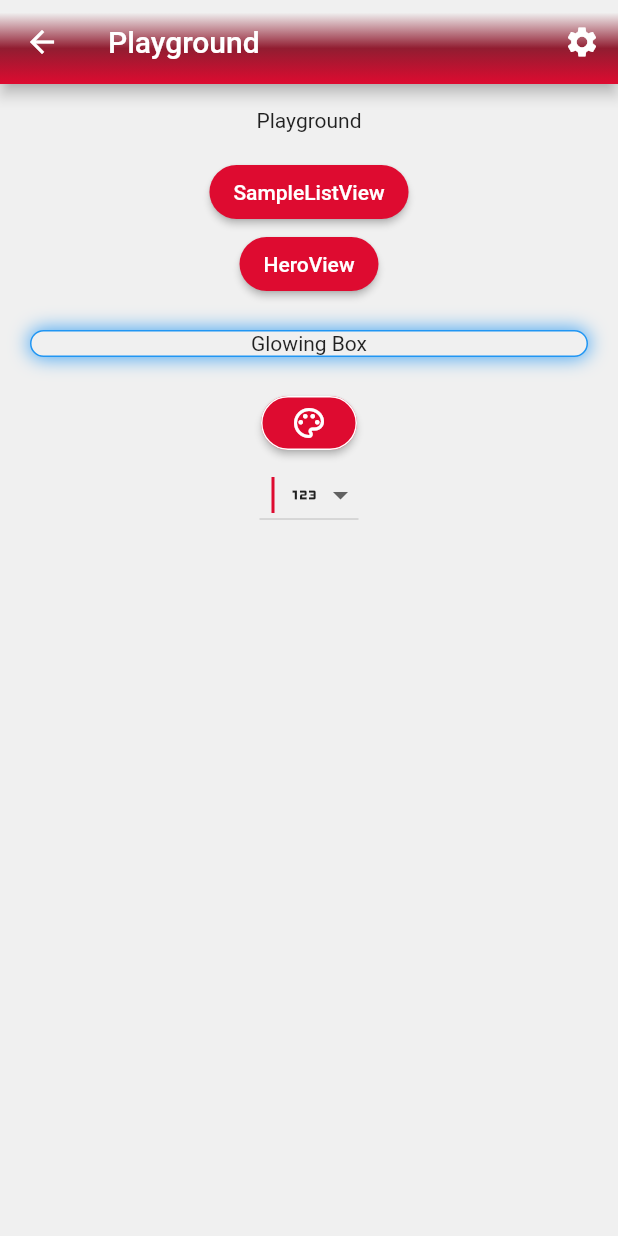
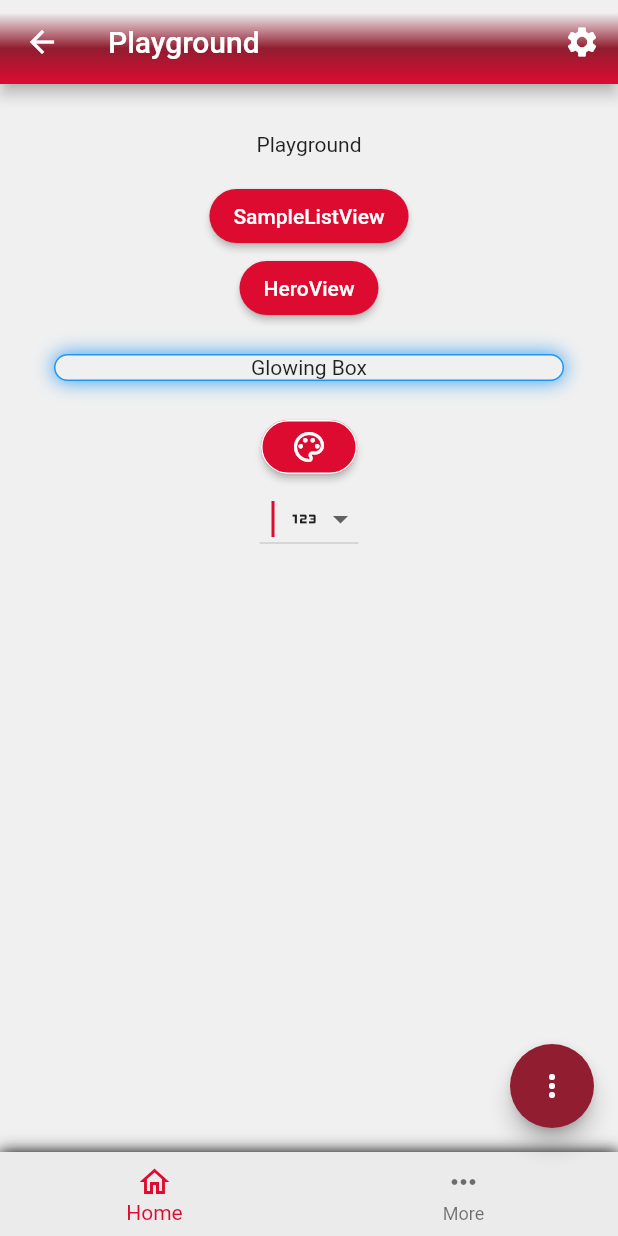
Before and after one commit to exploratia/xtracker, a Flutter app: the screen it shows after launch, after a tap on "Playground", on a phone screen of 412 x 824 dp. Run offline on Flutter 3.47's test engine with Material 3 defaults, Android fonts, the phone set to English and light mode, and no system bars; our stand-ins replace flutter_colorpicker, flutter_secure_storage, logger, package_info_plus, share_plus; missing offline and left inert: flutter_archive; accounts and stored records are empty; generated files the repository leaves out were written again.

Commit message:
add floating action button example to playground screen

```diff
--- a/lib/src/screens/playground_screen.dart
+++ b/lib/src/screens/playground_screen.dart
@@ -1,10 +1,16 @@
 import 'package:flutter/material.dart';
 
 import '../model/navigation/navigation_item.dart';
+import '../util/dialogs.dart';
+import '../util/navigation/hide_bottom_navigation_bar.dart';
 import '../widgets/card/glowing_border_container.dart';
+import '../widgets/fab/fab_action_button_data.dart';
+import '../widgets/fab/fab_builder.dart';
 import '../widgets/layout/gradient_app_bar.dart';
+import '../widgets/layout/single_child_scroll_view_with_scrollbar.dart';
 import '../widgets/playground/hero/hero_view.dart';
 import '../widgets/playground/sample_feature/sample_item_list_view.dart';
+import '../widgets/responsive/screen_builder.dart';
 import '../widgets/select/color_picker.dart';
 import '../widgets/select/icon_picker.dart';
 import 'administration/settings_screen.dart';
@@ -21,10 +27,12 @@ class PlaygroundScreen extends StatelessWidget {
   @override
   Widget build(BuildContext context) {
     final themeData = Theme.of(context);
-    return Scaffold(
-      appBar: GradientAppBar.build(
+    return ScreenBuilder.withStandardNavBuilders(
+      navItem: navItem,
+      appBarBuilder: (context) => GradientAppBar.build(
         context,
         title: const Text("Playground"),
+        addLeadingBackBtn: true,
         actions: [
           IconButton(
             icon: const Icon(Icons.settings),
@@ -38,9 +46,12 @@ class PlaygroundScreen extends StatelessWidget {
           ),
         ],
       ),
-      body: Column(
+      bodyBuilder: (context) => SingleChildScrollViewWithScrollbar(
+        scrollPositionHandler: HideBottomNavigationBar.setScrollPosition,
+        child: Column(
           children: [
-          Padding(padding: const EdgeInsets.all(16), child: Text("Playground")),
+            Padding(
+                padding: const EdgeInsets.all(16), child: Text("Playground")),
             ElevatedButton(
               onPressed: () {
                 Navigator.restorablePushNamed(
@@ -72,6 +83,21 @@ class PlaygroundScreen extends StatelessWidget {
             ),
           ],
         ),
+      ),
+      floatingActionButtonBuilder: (context) {
+        var fabActions = [
+          FabActionButtonData(
+            Icons.add_box,
+            () => Dialogs.showSnackBar("Pressed FAB 1", context),
+          ),
+          FabActionButtonData(
+            Icons.add_alarm,
+            () => Dialogs.showSnackBar("Pressed FAB 2", context),
+          ),
+        ];
+
+        return FABBuilder.build(context, fabActions);
+      },
     );
   }
 }
--- /dev/null
+++ b/lib/src/widgets/fab/btn/fab_action_button.dart
@@ -0,0 +1,29 @@
+import 'package:flutter/material.dart';
+
+@immutable
+class FabActionButton extends StatelessWidget {
+  const FabActionButton({
+    super.key,
+    this.onPressed,
+    required this.icon,
+  });
+
+  final VoidCallback? onPressed;
+  final Widget icon;
+
+  @override
+  Widget build(BuildContext context) {
+    final theme = Theme.of(context);
+    return Material(
+      shape: const CircleBorder(),
+      clipBehavior: Clip.antiAlias,
+      color: theme.colorScheme.secondary,
+      elevation: 4.0,
+      child: IconButton(
+        onPressed: onPressed,
+        icon: icon,
+        color: theme.colorScheme.onSecondary,
+      ),
+    );
+  }
+}
--- /dev/null
+++ b/lib/src/widgets/fab/btn/tab_to_close_fab.dart
@@ -0,0 +1,31 @@
+import 'package:flutter/material.dart';
+
+class TabToCloseFab extends StatelessWidget {
+  const TabToCloseFab({super.key, required this.toggle});
+  final VoidCallback toggle;
+
+  @override
+  Widget build(BuildContext context) {
+    return SizedBox(
+      width: 56.0,
+      height: 56.0,
+      child: Center(
+        child: Material(
+          shape: const CircleBorder(),
+          clipBehavior: Clip.antiAlias,
+          elevation: 4.0,
+          child: InkWell(
+            onTap: toggle,
+            child: Padding(
+              padding: const EdgeInsets.all(8.0),
+              child: Icon(
+                Icons.close,
+                color: Theme.of(context).colorScheme.primary,
+              ),
+            ),
+          ),
+        ),
+      ),
+    );
+  }
+}
--- /dev/null
+++ b/lib/src/widgets/fab/btn/tab_to_open_fab.dart
@@ -0,0 +1,36 @@
+import 'package:flutter/material.dart';
+
+class TabToOpenFab extends StatelessWidget {
+  const TabToOpenFab({super.key, required this.openFabIconData, required this.open, required this.toggle});
+
+  final IconData openFabIconData;
+  final bool open;
+  final VoidCallback toggle;
+
+  @override
+  Widget build(BuildContext context) {
+    return IgnorePointer(
+      ignoring: open,
+      child: AnimatedContainer(
+        transformAlignment: Alignment.center,
+        transform: Matrix4.diagonal3Values(
+          open ? 0.7 : 1.0,
+          open ? 0.7 : 1.0,
+          1.0,
+        ),
+        duration: const Duration(milliseconds: 250),
+        curve: const Interval(0.0, 0.5, curve: Curves.easeOut),
+        child: AnimatedOpacity(
+          opacity: open ? 0.0 : 1.0,
+          curve: const Interval(0.25, 1.0, curve: Curves.easeInOut),
+          duration: const Duration(milliseconds: 250),
+          child: FloatingActionButton(
+            onPressed: toggle,
+            heroTag: null,
+            child: Icon(openFabIconData),
+          ),
+        ),
+      ),
+    );
+  }
+}
--- /dev/null
+++ b/lib/src/widgets/fab/fab_action_button_data.dart
@@ -0,0 +1,9 @@
+import 'package:flutter/material.dart';
+
+class FabActionButtonData {
+  final IconData iconData;
+  final Function() onPressed;
+  final bool autoClose;
+
+  FabActionButtonData(this.iconData, this.onPressed, {this.autoClose = true});
+}
--- /dev/null
+++ b/lib/src/widgets/fab/fab_builder.dart
@@ -0,0 +1,28 @@
+import 'package:flutter/cupertino.dart';
+
+import '../../util/media_query_utils.dart';
+import 'fab_action_button_data.dart';
+import 'fab_radial_expandable.dart';
+import 'fab_vertical_expandable.dart';
+
+class FABBuilder {
+  static Widget build(
+      BuildContext context, List<FabActionButtonData> fabActions) {
+    final mediaQueryInfo = MediaQueryUtils(MediaQuery.of(context));
+    final isLandscapePhone =
+        mediaQueryInfo.isLandscape && !mediaQueryInfo.isTablet;
+
+    if (isLandscapePhone) {
+      return FabRadialExpandable(
+        distance: 100.0,
+        maxAngle: 70,
+        startAngle: 10,
+        actions: fabActions,
+      );
+    }
+    return FabVerticalExpandable(
+      distance: 70.0,
+      actions: fabActions,
+    );
+  }
+}
--- /dev/null
+++ b/lib/src/widgets/fab/fab_vertical_expandable.dart
@@ -0,0 +1,153 @@
+import 'dart:math' as math;
+
+import 'package:flutter/material.dart';
+
+import 'btn/fab_action_button.dart';
+import 'btn/tab_to_close_fab.dart';
+import 'btn/tab_to_open_fab.dart';
+import 'fab_action_button_data.dart';
+
+@immutable
+class FabVerticalExpandable extends StatefulWidget {
+  const FabVerticalExpandable({
+    super.key,
+    required this.actions,
+    this.iconData = Icons.more_vert,
+    this.distance = 100,
+    this.initialOpen = false,
+  });
+
+  final bool initialOpen;
+  final double distance;
+  final IconData iconData;
+  final List<FabActionButtonData> actions;
+
+  @override
+  State<FabVerticalExpandable> createState() => _FabVerticalExpandableState();
+}
+
+class _FabVerticalExpandableState extends State<FabVerticalExpandable>
+    with SingleTickerProviderStateMixin {
+  late final AnimationController _controller;
+  late final Animation<double> _expandAnimation;
+  bool _open = false;
+
+  @override
+  void initState() {
+    super.initState();
+    _open = widget.initialOpen;
+    _controller = AnimationController(
+      value: _open ? 1.0 : 0.0,
+      duration: const Duration(milliseconds: 250),
+      vsync: this,
+    );
+    _expandAnimation = CurvedAnimation(
+      curve: Curves.fastOutSlowIn,
+      reverseCurve: Curves.easeOutQuad,
+      parent: _controller,
+    );
+  }
+
+  @override
+  void dispose() {
+    _controller.dispose();
+    super.dispose();
+  }
+
+  void _toggle() {
+    setState(() {
+      _open = !_open;
+      if (_open) {
+        _controller.forward();
+      } else {
+        _controller.reverse();
+      }
+    });
+  }
+
+  void _close() {
+    setState(() {
+      _open = false;
+      _controller.reverse();
+    });
+  }
+
+  @override
+  Widget build(BuildContext context) {
+    return SizedBox.expand(
+      child: Stack(
+        alignment: Alignment.bottomRight,
+        clipBehavior: Clip.none,
+        children: [
+          TabToCloseFab(toggle: _toggle),
+          ..._buildExpandingActionButtons(widget.distance),
+          TabToOpenFab(
+              openFabIconData: widget.iconData, open: _open, toggle: _toggle),
+        ],
+      ),
+    );
+  }
+
+  List<Widget> _buildExpandingActionButtons(
+    double distance,
+  ) {
+    final children = <Widget>[];
+    final count = widget.actions.length;
+    final step = math.max(56.0, distance);
+    for (var i = 0; i < count; i++) {
+      var action = widget.actions[i];
+      children.add(
+        _ExpandingActionButton(
+          maxDistance: step * (i + 1),
+          progress: _expandAnimation,
+          child: FabActionButton(
+            onPressed: () {
+              if (action.autoClose) _close();
+              action.onPressed();
+            },
+            icon: Icon(action.iconData),
+          ),
+        ),
+      );
+    }
+    return children;
+  }
+}
+
+@immutable
+class _ExpandingActionButton extends StatelessWidget {
+  const _ExpandingActionButton({
+    required this.maxDistance,
+    required this.progress,
+    required this.child,
+  });
+
+  final double maxDistance;
+  final Animation<double> progress;
+  final Widget child;
+
+  @override
+  Widget build(BuildContext context) {
+    return AnimatedBuilder(
+      animation: progress,
+      builder: (context, child) {
+        final offset = Offset.fromDirection(
+          90 * (math.pi / 180.0),
+          progress.value * maxDistance,
+        );
+        return Positioned(
+          right: 4.0 + offset.dx,
+          bottom: 4.0 + offset.dy,
+          child: Transform.rotate(
+            angle: (1.0 - progress.value) * math.pi / 2,
+            child: child!,
+          ),
+        );
+      },
+      child: FadeTransition(
+        opacity: progress,
+        child: child,
+      ),
+    );
+  }
+}
```
Also changed, not shown: lib/src/widgets/fab/fab_radial_expandable.dart (added, +163 -0 lines). Lines whose indentation alone changed are shown as unchanged.
